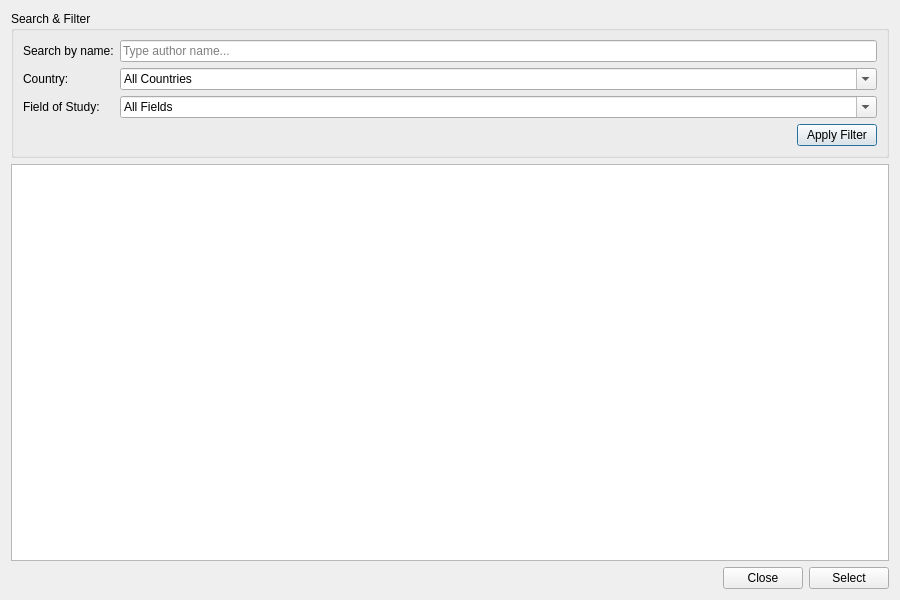
Qt form src/components/dialogs/author/listofauthorsdialog.ui (DamPhuQuy/Scientific-Article-Management) before a commit.
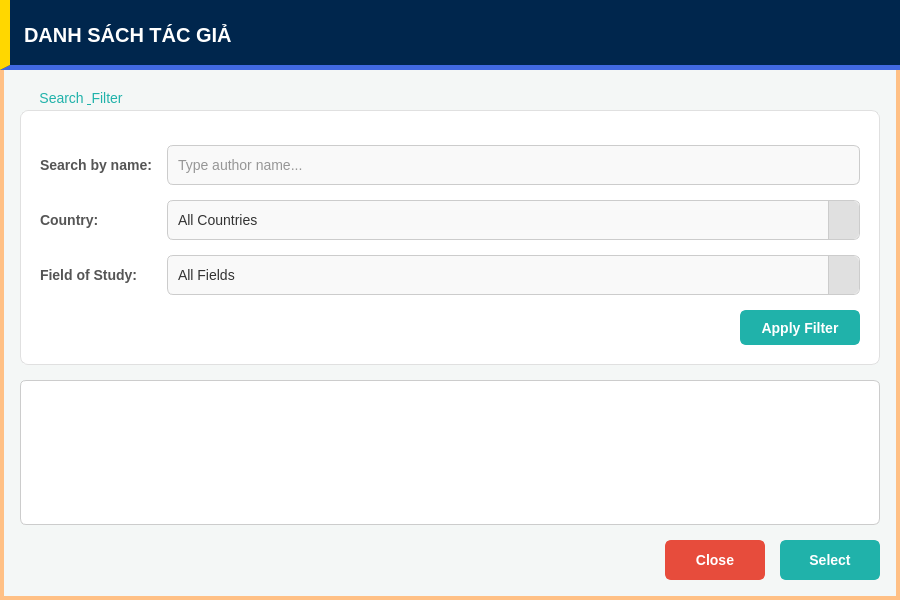
The same form after that commit.

```diff
--- a/src/components/dialogs/author/listofauthorsdialog.ui
+++ b/src/components/dialogs/author/listofauthorsdialog.ui
@@ -19,52 +19,205 @@
   <property name="windowTitle">
    <string>Author Browser</string>
   </property>
+  <property name="styleSheet">
+   <string notr="true">
+/* --- CÀI ĐẶT CHUNG --- */
+QDialog#ListOfAuthorsDialog {
+    background-color: #f4f7f6;
+    border: 4px solid #FFC085;
+}
+QWidget {
+    font-family: &quot;Segoe UI&quot;, Arial, sans-serif;
+    font-size: 14px;
+}
+
+/* --- GROUP BOX --- */
+QGroupBox {
+    background-color: #ffffff;
+    border: 1px solid #e0e0e0;
+    border-radius: 8px;
+    margin-top: 20px;
+    padding-top: 25px;
+    padding-bottom: 10px;
+    padding-left: 10px;
+    padding-right: 10px;
+}
+QGroupBox::title {
+    subcontrol-origin: margin;
+    subcontrol-position: top left;
+    padding: 0 5px;
+    color: #20B2AA;
+    font-weight: bold;
+    left: 10px;
+    top: 0px;
+}
+
+/* --- INPUTS &amp; LABELS --- */
+QLabel {
+    color: #555555;
+    font-weight: bold;
+}
+QLineEdit {
+    background-color: #f9f9f9;
+    border: 1px solid #cccccc;
+    border-radius: 6px;
+    padding: 8px;
+    color: #333333;
+}
+QLineEdit:focus {
+    background-color: #ffffff;
+    border: 2px solid #20B2AA;
+}
+
+/* --- COMBOBOX (Tùy chỉnh để nổi bật danh sách) --- */
+QComboBox {
+    background-color: #f9f9f9;
+    border: 1px solid #cccccc;
+    border-radius: 6px;
+    padding: 8px;
+    padding-right: 30px; /* Chừa chỗ cho mũi tên */
+    color: #333333;
+}
+QComboBox:focus, QComboBox:on { /* Khi click vào */
+    background-color: #ffffff;
+    border: 2px solid #20B2AA;
+}
+
+/* Tạo nút mũi tên bên phải nổi bật */
+QComboBox::drop-down {
+    subcontrol-origin: padding;
+    subcontrol-position: top right;
+    width: 30px;
+    border-left-width: 1px;
+    border-left-color: #cccccc;
+    border-left-style: solid;
+    border-top-right-radius: 6px;
+    border-bottom-right-radius: 6px;
+    background-color: #e0e0e0; /* Nền xám cho nút mũi tên */
+}
+QComboBox::drop-down:hover {
+    background-color: #d0d0d0;
+}
+QComboBox::down-arrow {
+    width: 10px; 
+    height: 10px;
+    /* Qt tự vẽ mũi tên đen, hoặc bạn có thể chèn ảnh vào đây */
+}
+
+/* Phần danh sách xổ xuống (Popup List) */
+QComboBox QAbstractItemView {
+    background-color: #ffffff;
+    border: 2px solid #20B2AA; /* Viền xanh ngọc bao quanh list */
+    selection-background-color: #e0f2f1; /* Nền xanh nhạt khi hover item */
+    selection-color: #004d40; /* Chữ đậm khi hover item */
+    outline: 0;
+    padding: 5px;
+}
+
+/* --- LIST VIEW CHÍNH --- */
+QListView {
+    background-color: #ffffff;
+    border: 1px solid #cccccc;
+    border-radius: 6px;
+    padding: 10px;
+    outline: 0;
+}
+QListView::item {
+    padding: 8px;
+    border-bottom: 1px solid #eeeeee;
+}
+QListView::item:selected {
+    background-color: #e0f2f1;
+    color: #004d40;
+    border-radius: 4px;
+}
+   </string>
+  </property>
   <layout class="QVBoxLayout" name="verticalLayout">
+   <property name="spacing">
+    <number>0</number>
+   </property>
+   <property name="leftMargin">
+    <number>0</number>
+   </property>
+   <property name="topMargin">
+    <number>0</number>
+   </property>
+   <property name="rightMargin">
+    <number>0</number>
+   </property>
+   <property name="bottomMargin">
+    <number>20</number>
+   </property>
+   <item>
+    <widget class="QWidget" name="headerContainer" native="true">
+     <property name="minimumSize">
+      <size>
+       <width>0</width>
+       <height>70</height>
+      </size>
+     </property>
+     <property name="styleSheet">
+      <string notr="true">QWidget#headerContainer{background-color:#00264d;border-bottom:5px solid #4169E1;border-left:10px solid #FFD700;}</string>
+     </property>
+     <layout class="QHBoxLayout" name="horizontalLayout_Header">
+      <item>
+       <widget class="QLabel" name="labelHeader">
+        <property name="styleSheet">
+         <string notr="true">color:#ffffff;font-weight:900;font-size:20px;background:transparent;padding-left:10px;</string>
+        </property>
+        <property name="text">
+         <string>DANH SÁCH TÁC GIẢ</string>
+        </property>
+        <property name="alignment">
+         <set>Qt::AlignmentFlag::AlignLeading|Qt::AlignmentFlag::AlignLeft|Qt::AlignmentFlag::AlignVCenter</set>
+        </property>
+       </widget>
+      </item>
+     </layout>
+    </widget>
+   </item>
+   <item>
+    <layout class="QVBoxLayout" name="bodyLayout">
+     <property name="spacing">
+      <number>15</number>
+     </property>
+     <property name="leftMargin">
+      <number>20</number>
+     </property>
+     <property name="topMargin">
+      <number>20</number>
+     </property>
+     <property name="rightMargin">
+      <number>20</number>
+     </property>
    <item>
     <widget class="QGroupBox" name="groupFilter">
      <property name="title">
-      <string>Search &amp;&amp; Filter</string>
+        <string>Search &amp; Filter</string>
      </property>
      <layout class="QGridLayout" name="gridLayout">
-      <item row="2" column="0">
-       <widget class="QLabel" name="labelField">
-        <property name="text">
-         <string>Field of Study:</string>
+        <property name="verticalSpacing">
+         <number>15</number>
         </property>
-       </widget>
-      </item>
-      <item row="3" column="1">
-       <layout class="QHBoxLayout">
-        <item>
-         <spacer name="horizontalSpacer_2">
-          <property name="orientation">
-           <enum>Qt::Orientation::Horizontal</enum>
-          </property>
-          <property name="sizeHint" stdset="0">
-           <size>
-            <width>40</width>
-            <height>20</height>
-           </size>
-          </property>
-         </spacer>
-        </item>
-        <item>
-         <widget class="QPushButton" name="btnApplyFilter">
-          <property name="cursor">
-           <cursorShape>PointingHandCursor</cursorShape>
-          </property>
+        <property name="horizontalSpacing">
+         <number>15</number>
+        </property>
+        <item row="0" column="0">
+         <widget class="QLabel" name="labelSearch">
           <property name="text">
-           <string>Apply Filter</string>
+           <string>Search by name:</string>
           </property>
-          <property name="default">
-           <bool>true</bool>
-          </property>
          </widget>
-        </item>
-       </layout>
       </item>
       <item row="0" column="1">
        <widget class="QLineEdit" name="lineEditSearch">
+          <property name="minimumSize">
+           <size>
+            <width>0</width>
+            <height>40</height>
+           </size>
+          </property>
         <property name="placeholderText">
          <string>Type author name...</string>
         </property>
@@ -80,15 +233,14 @@
         </property>
        </widget>
       </item>
-      <item row="0" column="0">
-       <widget class="QLabel" name="labelSearch">
-        <property name="text">
-         <string>Search by name:</string>
-        </property>
-       </widget>
-      </item>
       <item row="1" column="1">
        <widget class="QComboBox" name="comboCountry">
+          <property name="minimumSize">
+           <size>
+            <width>0</width>
+            <height>40</height>
+           </size>
+          </property>
         <property name="cursor">
          <cursorShape>PointingHandCursor</cursorShape>
         </property>
@@ -105,8 +257,21 @@
         </item>
        </widget>
       </item>
+        <item row="2" column="0">
+         <widget class="QLabel" name="labelField">
+          <property name="text">
+           <string>Field of Study:</string>
+          </property>
+         </widget>
+        </item>
       <item row="2" column="1">
        <widget class="QComboBox" name="comboField">
+          <property name="minimumSize">
+           <size>
+            <width>0</width>
+            <height>40</height>
+           </size>
+          </property>
         <property name="cursor">
          <cursorShape>PointingHandCursor</cursorShape>
         </property>
@@ -120,6 +285,45 @@
         </item>
        </widget>
       </item>
+        <item row="3" column="1">
+         <layout class="QHBoxLayout" name="filterBtnLayout">
+          <item>
+           <spacer name="horizontalSpacer_2">
+            <property name="orientation">
+             <enum>Qt::Orientation::Horizontal</enum>
+            </property>
+            <property name="sizeHint" stdset="0">
+             <size>
+              <width>40</width>
+              <height>20</height>
+             </size>
+            </property>
+           </spacer>
+          </item>
+          <item>
+           <widget class="QPushButton" name="btnApplyFilter">
+            <property name="minimumSize">
+             <size>
+              <width>120</width>
+              <height>35</height>
+             </size>
+            </property>
+            <property name="cursor">
+             <cursorShape>PointingHandCursor</cursorShape>
+            </property>
+            <property name="styleSheet">
+             <string notr="true">QPushButton{background-color:#20B2AA;border:2px solid #20B2AA;border-radius:6px;color:white;font-weight:bold;}QPushButton:hover{background-color:#17a098;}QPushButton:pressed{background-color:#0e6b65;}</string>
+            </property>
+            <property name="text">
+             <string>Apply Filter</string>
+            </property>
+            <property name="default">
+             <bool>true</bool>
+            </property>
+           </widget>
+          </item>
+         </layout>
+        </item>
      </layout>
     </widget>
    </item>
@@ -127,7 +331,8 @@
     <widget class="QListView" name="listViewAuthors">
      <property name="font">
       <font>
-       <pointsize>10</pointsize>
+         <family>Segoe UI</family>
+         <pointsize>11</pointsize>
       </font>
      </property>
      <property name="cursor" stdset="0">
@@ -148,7 +353,7 @@
     </widget>
    </item>
    <item>
-    <layout class="QHBoxLayout">
+      <layout class="QHBoxLayout" name="actionLayout">
      <item>
       <spacer name="horizontalSpacer">
        <property name="orientation">
@@ -164,6 +369,18 @@
      </item>
      <item>
       <widget class="QPushButton" name="btnClose">
+         <property name="minimumSize">
+          <size>
+           <width>100</width>
+           <height>40</height>
+          </size>
+         </property>
+         <property name="cursor">
+          <cursorShape>PointingHandCursor</cursorShape>
+         </property>
+         <property name="styleSheet">
+          <string notr="true">QPushButton{background-color:#e74c3c;border:2px solid #e74c3c;border-radius:6px;color:white;font-weight:bold;}QPushButton:hover{background-color:#c0392b;}QPushButton:pressed{background-color:#922b21;}</string>
+         </property>
        <property name="text">
         <string>Close</string>
        </property>
@@ -171,10 +388,24 @@
      </item>
      <item>
       <widget class="QPushButton" name="okBtn">
+         <property name="minimumSize">
+          <size>
+           <width>100</width>
+           <height>40</height>
+          </size>
+         </property>
+         <property name="cursor">
+          <cursorShape>PointingHandCursor</cursorShape>
+         </property>
+         <property name="styleSheet">
+          <string notr="true">QPushButton{background-color:#20B2AA;border:2px solid #20B2AA;border-radius:6px;color:white;font-weight:bold;}QPushButton:hover{background-color:#17a098;}QPushButton:pressed{background-color:#0e6b65;}</string>
+         </property>
        <property name="text">
         <string>Select</string>
        </property>
       </widget>
+       </item>
+      </layout>
      </item>
     </layout>
    </item>
```
Lines whose indentation alone changed are shown as unchanged.
